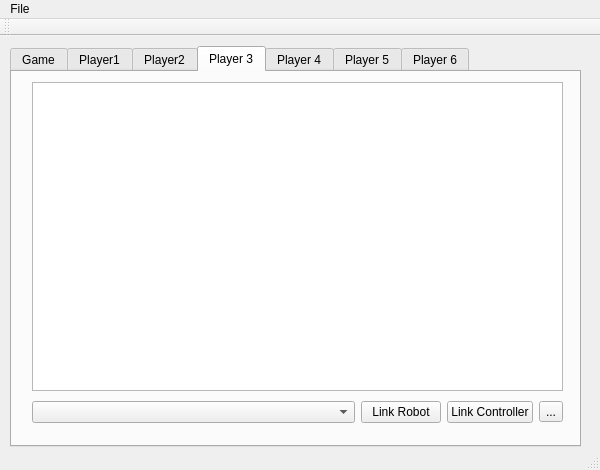
Above: src/mainwindow.ui from sunnythecode/yunServerSoftware before the change. Below: the same form after it.
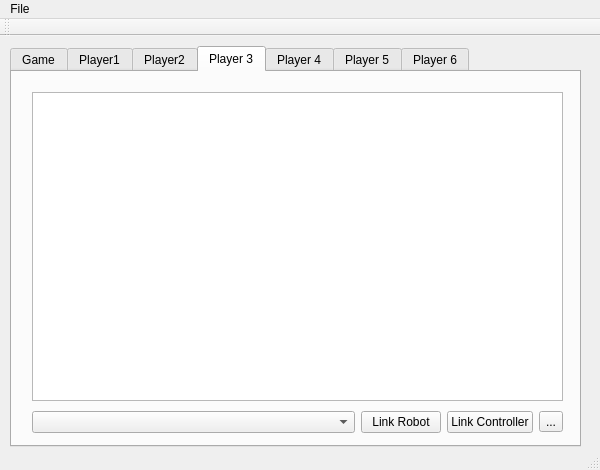
That is the form after the change. The open tabs and pages were chosen to show the change.

Diff of the .ui file:
```diff
--- a/src/mainwindow.ui
+++ b/src/mainwindow.ui
@@ -830,7 +830,7 @@
       <property name="geometry">
        <rect>
         <x>10</x>
-        <y>0</y>
+        <y>10</y>
         <width>551</width>
         <height>361</height>
        </rect>
```
Left out of the diff: 4 changed lines with no effect on the pictures.
